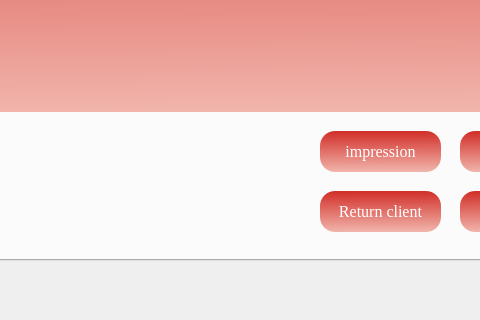
RoukaiaKHELIFI/Smart_Cinema2A12, file mainwindow.ui: the form before one commit; both pictures show x 662 to 1142 and y 380 to 700 of the 1538 by 700 pixel window.
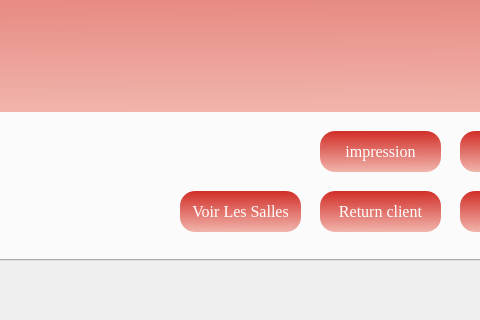
The form after the commit. The open tabs and pages were chosen to show the change. Icons and pictures are not drawn.

The edit to the form file:
```diff
--- a/mainwindow.ui
+++ b/mainwindow.ui
@@ -1822,6 +1822,42 @@
           <normaloff>:/photos/return1.png</normaloff>:/photos/return1.png</iconset>
         </property>
        </widget>
+       <widget class="QPushButton" name="pushButton_26">
+        <property name="geometry">
+         <rect>
+          <x>820</x>
+          <y>520</y>
+          <width>121</width>
+          <height>41</height>
+         </rect>
+        </property>
+        <property name="font">
+         <font>
+          <family>Times New Roman</family>
+          <pointsize>12</pointsize>
+          <weight>50</weight>
+          <italic>false</italic>
+          <bold>false</bold>
+         </font>
+        </property>
+        <property name="styleSheet">
+         <string notr="true">/*background-color:#C70039;
+color:white;*/
+QPushButton
+{
+background : qlineargradient(spread:pad, x1:0.467, y1:0, x2:0.482, y2:1, stop:0 rgba(209, 46, 40, 255), stop:1 rgba(241, 181, 172, 255));
+border-radius:15px;
+color:white;
+}
+QPushButton:hover
+{
+background:qlineargradient(spread:pad, x1:0.457286, y1:0.381, x2:0.508, y2:1, stop:0 rgba(241, 181, 172, 255), stop:1 rgba(209, 46, 40, 255))
+}</string>
+        </property>
+        <property name="text">
+         <string>Voir Les Salles</string>
+        </property>
+       </widget>
        <zorder>pushButton_7</zorder>
        <zorder>label_32</zorder>
        <zorder>layoutWidget_5</zorder>
```
Left out of the diff: 13 changed lines with no effect on the pictures.
